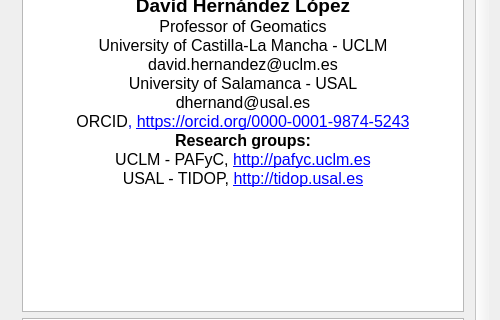
Qt form about_qdialog.ui (UCLM-PAFyC/forest_fire_severity_estimation) before a commit; both pictures show x 0 to 500 and y 188 to 508 of the 500 by 800 pixel window.
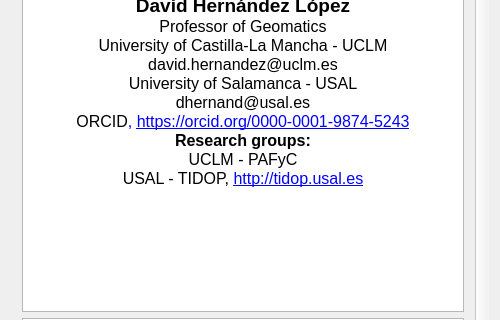
The same form after that commit.

Patch:
```diff
--- a/about_qdialog.ui
+++ b/about_qdialog.ui
@@ -79,7 +79,7 @@
 &lt;p align=&quot;center&quot; style=&quot; margin-top:0px; margin-bottom:0px; margin-left:0px; margin-right:0px; -qt-block-indent:0; text-indent:0px;&quot;&gt;&lt;span style=&quot; font-family:'Calibri'; font-size:12pt; color:#000000;&quot;&gt;dhernand@usal.es&lt;/span&gt;&lt;/p&gt;
 &lt;p align=&quot;center&quot; style=&quot; margin-top:0px; margin-bottom:0px; margin-left:0px; margin-right:0px; -qt-block-indent:0; text-indent:0px;&quot;&gt;&lt;span style=&quot; font-family:'Calibri'; font-size:12pt; color:#000000;&quot;&gt;ORCID&lt;/span&gt;&lt;span style=&quot; font-family:'Calibri'; font-size:12pt; color:#0000ff;&quot;&gt;, &lt;/span&gt;&lt;a href=&quot;https://orcid.org/0000-0001-9874-5243&quot;&gt;&lt;span style=&quot; font-size:12pt; text-decoration: underline; color:#0000ff;&quot;&gt;https://orcid.org/0000-0001-9874-5243&lt;/span&gt;&lt;/a&gt;&lt;/p&gt;
 &lt;p align=&quot;center&quot; style=&quot; margin-top:0px; margin-bottom:0px; margin-left:0px; margin-right:0px; -qt-block-indent:0; text-indent:0px;&quot;&gt;&lt;span style=&quot; font-family:'Calibri'; font-size:12pt; font-weight:600; color:#000000;&quot;&gt;Research groups:&lt;/span&gt;&lt;/p&gt;
-&lt;p align=&quot;center&quot; style=&quot; margin-top:0px; margin-bottom:0px; margin-left:0px; margin-right:0px; -qt-block-indent:0; text-indent:0px;&quot;&gt;&lt;span style=&quot; font-family:'Calibri'; font-size:12pt; color:#000000;&quot;&gt;UCLM - PAFyC, &lt;/span&gt;&lt;a href=&quot;http://pafyc.uclm.es&quot;&gt;&lt;span style=&quot; font-size:12pt; text-decoration: underline; color:#0000ff;&quot;&gt;http://pafyc.uclm.es&lt;/span&gt;&lt;/a&gt;&lt;/p&gt;
+&lt;p align=&quot;center&quot; style=&quot; margin-top:0px; margin-bottom:0px; margin-left:0px; margin-right:0px; -qt-block-indent:0; text-indent:0px;&quot;&gt;&lt;span style=&quot; font-family:'Calibri'; font-size:12pt; color:#000000;&quot;&gt;UCLM - PAFyC&lt;/span&gt;&lt;/p&gt;
 &lt;p align=&quot;center&quot; style=&quot; margin-top:0px; margin-bottom:0px; margin-left:0px; margin-right:0px; -qt-block-indent:0; text-indent:0px;&quot;&gt;&lt;span style=&quot; font-family:'Calibri'; font-size:12pt; color:#000000;&quot;&gt;USAL - TIDOP, &lt;/span&gt;&lt;a href=&quot;http://tidop.usal.es&quot;&gt;&lt;span style=&quot; font-size:12pt; text-decoration: underline; color:#0000ff;&quot;&gt;http://tidop.usal.es&lt;/span&gt;&lt;/a&gt;&lt;/p&gt;
 &lt;p align=&quot;center&quot; style=&quot; margin-top:0px; margin-bottom:0px; margin-left:0px; margin-right:0px; -qt-block-indent:0; text-indent:0px;&quot;&gt;&lt;span style=&quot; font-size:8pt;&quot;&gt;                                                     &lt;/span&gt;&lt;/p&gt;&lt;/body&gt;&lt;/html&gt;</string>
          </property>
```
Left out of the diff: 78 changed lines with no effect on the pictures.
